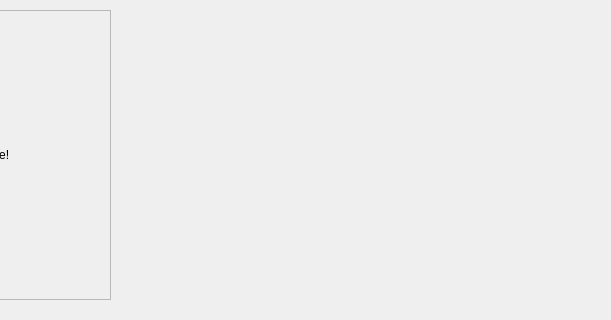
Before: the Qt Designer form qt_design_test.ui in isman7/pyqt4-rbpi-app, drawn with Qt 5; both pictures show x 189 to 800 and y 0 to 320 of the 800 by 480 pixel window.
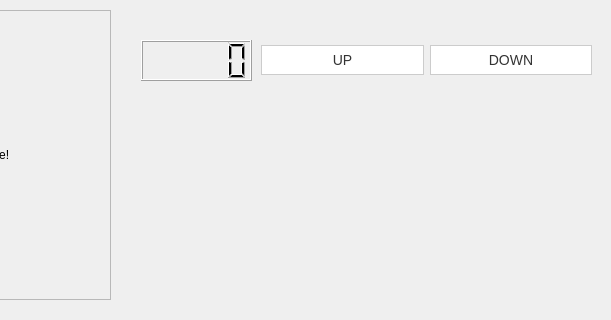
After: the same form once the commit is applied.

Commit message: Version selection enabled.

```diff
--- a/qt_design_test.ui
+++ b/qt_design_test.ui
@@ -176,6 +176,94 @@
      </item>
     </layout>
    </widget>
+   <widget class="QWidget" name="layoutWidget_3">
+    <property name="geometry">
+     <rect>
+      <x>450</x>
+      <y>30</y>
+      <width>331</width>
+      <height>61</height>
+     </rect>
+    </property>
+    <layout class="QHBoxLayout" name="horizontalLayout_3">
+     <item>
+      <widget class="QPushButton" name="upButton">
+       <property name="styleSheet">
+        <string notr="true">QPushButton{
+display: inline-block;
+padding: 6px 12px;
+margin-bottom: 0;
+font-size: 14px;
+font-weight: normal;
+line-height: 1.42857143;
+text-align: center;
+white-space: nowrap;
+vertical-align: middle;
+border: 1px solid transparent;
+color: #333;
+background-color: #fff;
+border-color: #ccc;
+}
+
+QPushButton:hover:!pressed{
+  color: #333;
+  background-color: #e6e6e6;
+  border-color: #adadad;
+}</string>
+       </property>
+       <property name="text">
+        <string>UP</string>
+       </property>
+      </widget>
+     </item>
+     <item>
+      <widget class="QPushButton" name="downButton">
+       <property name="styleSheet">
+        <string notr="true">QPushButton{
+display: inline-block;
+padding: 6px 12px;
+margin-bottom: 0;
+font-size: 14px;
+font-weight: normal;
+line-height: 1.42857143;
+text-align: center;
+white-space: nowrap;
+vertical-align: middle;
+border: 1px solid transparent;
+color: #333;
+background-color: #fff;
+border-color: #ccc;
+}
+
+QPushButton:hover:!pressed{
+  color: #333;
+  background-color: #e6e6e6;
+  border-color: #adadad;
+}</string>
+       </property>
+       <property name="text">
+        <string>DOWN</string>
+       </property>
+      </widget>
+     </item>
+    </layout>
+   </widget>
+   <widget class="QLCDNumber" name="versionLcd">
+    <property name="geometry">
+     <rect>
+      <x>330</x>
+      <y>40</y>
+      <width>111</width>
+      <height>41</height>
+     </rect>
+    </property>
+   </widget>
+   <zorder>frame</zorder>
+   <zorder>layoutWidget</zorder>
+   <zorder>verticalLayoutWidget</zorder>
+   <zorder>horizontalSlider</zorder>
+   <zorder>layoutWidget_3</zorder>
+   <zorder>versionLcd</zorder>
   </widget>
   <widget class="QMenuBar" name="menubar">
    <property name="geometry">
```
The commit also changes 2 other files.
